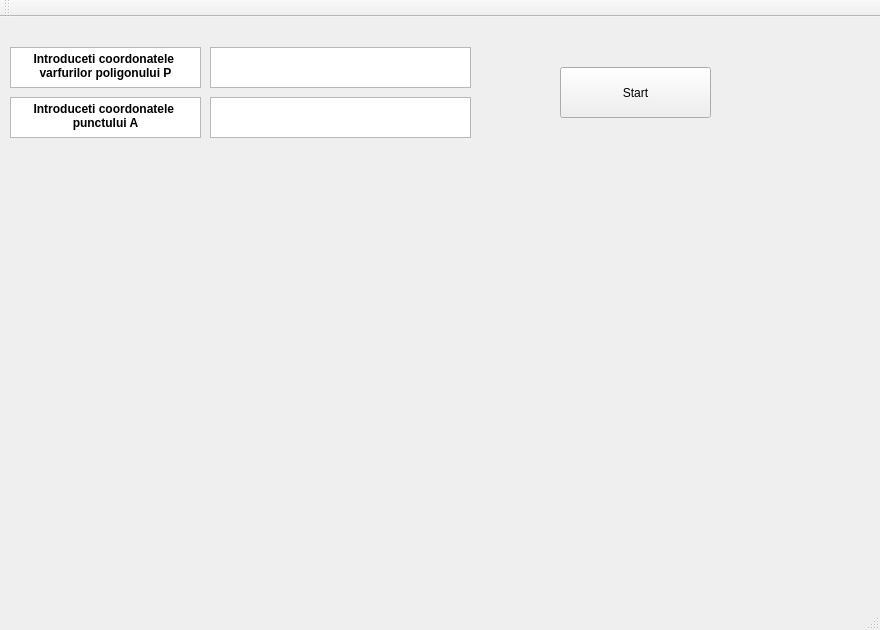
Above: GCPolygonTri/GCPolygonTri.ui from rares-munteanu/GeometrieComputationala before the change. Below: the same form after it.
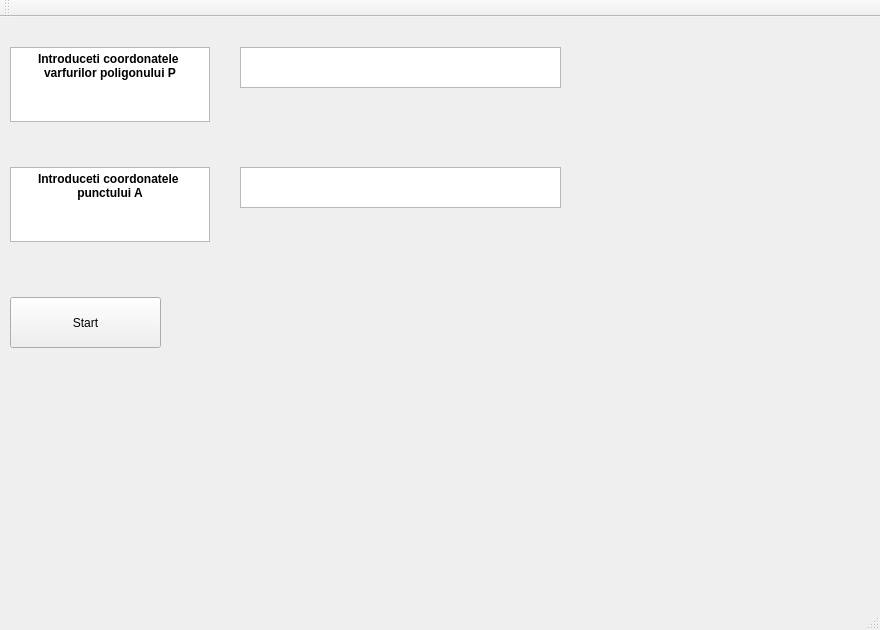
That is the form after the change.

Patch:
```diff
--- a/GCPolygonTri/GCPolygonTri.ui
+++ b/GCPolygonTri/GCPolygonTri.ui
@@ -10,6 +10,12 @@
     <height>630</height>
    </rect>
   </property>
+  <property name="minimumSize">
+   <size>
+    <width>880</width>
+    <height>630</height>
+   </size>
+  </property>
   <property name="mouseTracking">
    <bool>true</bool>
   </property>
@@ -20,8 +26,8 @@
    <widget class="QPushButton" name="pushButton">
     <property name="geometry">
      <rect>
-      <x>560</x>
-      <y>50</y>
+      <x>10</x>
+      <y>280</y>
       <width>151</width>
       <height>51</height>
      </rect>
@@ -36,9 +42,9 @@
     </property>
     <property name="geometry">
      <rect>
-      <x>210</x>
+      <x>240</x>
       <y>30</y>
-      <width>261</width>
+      <width>321</width>
       <height>41</height>
      </rect>
     </property>
@@ -49,9 +55,9 @@
    <widget class="QTextEdit" name="textEdit_2">
     <property name="geometry">
      <rect>
-      <x>210</x>
-      <y>80</y>
-      <width>261</width>
+      <x>240</x>
+      <y>150</y>
+      <width>321</width>
       <height>41</height>
      </rect>
     </property>
@@ -61,8 +67,8 @@
      <rect>
       <x>10</x>
       <y>30</y>
-      <width>191</width>
-      <height>41</height>
+      <width>200</width>
+      <height>75</height>
      </rect>
     </property>
     <property name="verticalScrollBarPolicy">
@@ -75,7 +81,7 @@
      <string>&lt;!DOCTYPE HTML PUBLIC &quot;-//W3C//DTD HTML 4.0//EN&quot; &quot;http://www.w3.org/TR/REC-html40/strict.dtd&quot;&gt;
 &lt;html&gt;&lt;head&gt;&lt;meta name=&quot;qrichtext&quot; content=&quot;1&quot; /&gt;&lt;style type=&quot;text/css&quot;&gt;
 p, li { white-space: pre-wrap; }
-&lt;/style&gt;&lt;/head&gt;&lt;body style=&quot; font-family:'MS Shell Dlg 2'; font-size:8.25pt; font-weight:400; font-style:normal;&quot;&gt;
+&lt;/style&gt;&lt;/head&gt;&lt;body style=&quot; font-family:'MS Shell Dlg 2'; font-size:7.8pt; font-weight:400; font-style:normal;&quot;&gt;
 &lt;p align=&quot;center&quot; style=&quot; margin-top:0px; margin-bottom:0px; margin-left:0px; margin-right:0px; -qt-block-indent:0; text-indent:0px;&quot;&gt;&lt;span style=&quot; font-size:9pt; font-weight:600;&quot;&gt;Introduceti coordonatele &lt;/span&gt;&lt;/p&gt;
 &lt;p align=&quot;center&quot; style=&quot; margin-top:0px; margin-bottom:0px; margin-left:0px; margin-right:0px; -qt-block-indent:0; text-indent:0px;&quot;&gt;&lt;span style=&quot; font-size:9pt; font-weight:600;&quot;&gt;varfurilor poligonului P&lt;/span&gt;&lt;/p&gt;
 &lt;p align=&quot;center&quot; style=&quot;-qt-paragraph-type:empty; margin-top:0px; margin-bottom:0px; margin-left:0px; margin-right:0px; -qt-block-indent:0; text-indent:0px; font-size:8pt; font-weight:600;&quot;&gt;&lt;br /&gt;&lt;/p&gt;
@@ -86,16 +92,25 @@
     <property name="geometry">
      <rect>
       <x>10</x>
-      <y>80</y>
-      <width>191</width>
-      <height>41</height>
+      <y>150</y>
+      <width>200</width>
+      <height>75</height>
      </rect>
     </property>
+    <property name="autoFillBackground">
+     <bool>false</bool>
+    </property>
+    <property name="verticalScrollBarPolicy">
+     <enum>Qt::ScrollBarAlwaysOff</enum>
+    </property>
+    <property name="horizontalScrollBarPolicy">
+     <enum>Qt::ScrollBarAlwaysOff</enum>
+    </property>
     <property name="html">
      <string>&lt;!DOCTYPE HTML PUBLIC &quot;-//W3C//DTD HTML 4.0//EN&quot; &quot;http://www.w3.org/TR/REC-html40/strict.dtd&quot;&gt;
 &lt;html&gt;&lt;head&gt;&lt;meta name=&quot;qrichtext&quot; content=&quot;1&quot; /&gt;&lt;style type=&quot;text/css&quot;&gt;
 p, li { white-space: pre-wrap; }
-&lt;/style&gt;&lt;/head&gt;&lt;body style=&quot; font-family:'MS Shell Dlg 2'; font-size:8.25pt; font-weight:400; font-style:normal;&quot;&gt;
+&lt;/style&gt;&lt;/head&gt;&lt;body style=&quot; font-family:'MS Shell Dlg 2'; font-size:7.8pt; font-weight:400; font-style:normal;&quot;&gt;
 &lt;p align=&quot;center&quot; style=&quot; margin-top:0px; margin-bottom:0px; margin-left:0px; margin-right:0px; -qt-block-indent:0; text-indent:0px;&quot;&gt;&lt;span style=&quot; font-size:9pt; font-weight:600;&quot;&gt;Introduceti coordonatele &lt;/span&gt;&lt;/p&gt;
 &lt;p align=&quot;center&quot; style=&quot; margin-top:0px; margin-bottom:0px; margin-left:0px; margin-right:0px; -qt-block-indent:0; text-indent:0px;&quot;&gt;&lt;span style=&quot; font-size:9pt; font-weight:600;&quot;&gt;punctului A&lt;/span&gt;&lt;/p&gt;&lt;/body&gt;&lt;/html&gt;</string>
     </property>
```
Left out of the diff: 2 changed lines with no effect on the pictures.
